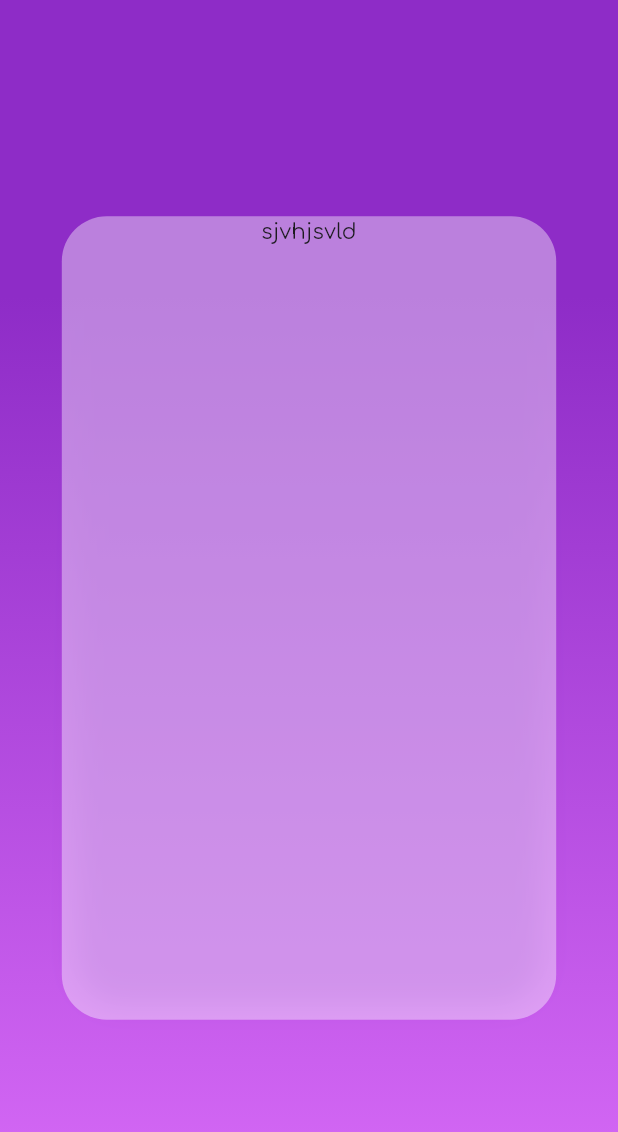
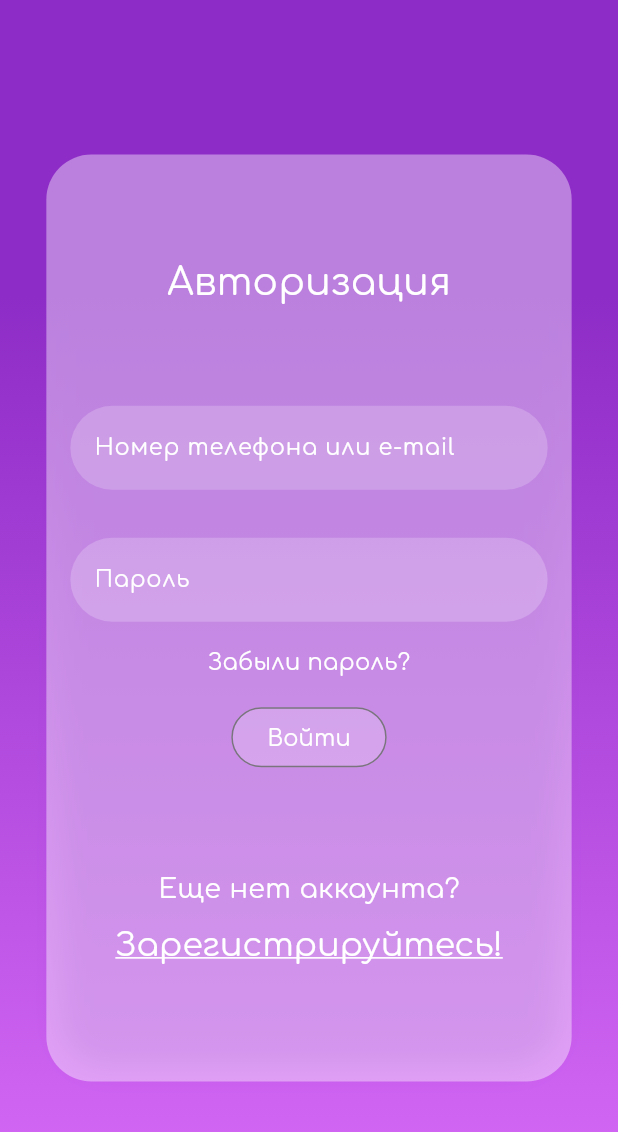
Before and after one commit to G3nD4/studies-mobile, a Flutter app: the screen it shows after launch, on a phone screen of 412 x 824 dp. Shown: the top 1132 px of the screen. Run offline on Flutter 3.47's test engine with Material 3 defaults, Android fonts, the phone set to English and light mode, and no system bars; our stand-ins replace bloc, cached_network_image, flutter_bloc, flutter_svg_provider.

Commit message:
fea[app]: completed login page

```diff
--- a/lib/auth/login_screen.dart
+++ b/lib/auth/login_screen.dart
@@ -1,25 +1,118 @@
+import 'dart:developer';
+
 import 'package:flutter/material.dart';
+import 'package:flutter/widgets.dart';
 
 import '../ui/themes/theme.dart';
 
-class LoginScreen extends StatelessWidget {
+class LoginScreen extends StatefulWidget {
   const LoginScreen({super.key});
+
+  @override
+  State<LoginScreen> createState() => _LoginScreenState();
+}
+
+class _LoginScreenState extends State<LoginScreen> {
+  // login could be either email or phone number
+  final TextEditingController _loginController = TextEditingController();
+  final TextEditingController _passwordController = TextEditingController();
+
+  @override
+  void dispose() {
+    _loginController.dispose();
+    _passwordController.dispose();
+    super.dispose();
+  }
 
   @override
   Widget build(BuildContext context) {
     return Container(
-      height: MediaQuery.of(context).size.height * 0.65,
-      width: MediaQuery.of(context).size.width * 0.8,
+      height: MediaQuery.of(context).size.height * 0.75,
+      width: MediaQuery.of(context).size.width * 0.85,
       decoration: BoxDecoration(
-        boxShadow: <BoxShadow>[
+        boxShadow: const <BoxShadow>[
           AppShadows.containerInnerLightShadow,
         ],
         color: AppColors.white.withOpacity(0.4),
         borderRadius: BorderRadius.circular(30.0),
       ),
       child: Column(
+        mainAxisAlignment: MainAxisAlignment.center,
+        crossAxisAlignment: CrossAxisAlignment.center,
         children: [
-          Text('sjvhjsvld'),
+          Text(
+            'Авторизация',
+            style: context.text.appTitle.copyWith(color: AppColors.white),
+          ),
+          const SizedBox(height: 64.0),
+          Padding(
+            padding: const EdgeInsets.symmetric(horizontal: 16.0),
+            child: TextFormField(
+              controller: _loginController,
+              decoration: AppInputDecorations.defaultInputDecoration(
+                  fillColor: AppColors.white.withOpacity(0.2),
+                  hintStyle:
+                      context.text.labelStyle.copyWith(color: AppColors.white),
+                  hintText: 'Номер телефона или e-mail'),
+            ),
+          ),
+          paddingVerticalLarge,
+          Padding(
+            padding: const EdgeInsets.symmetric(horizontal: 16.0),
+            child: TextFormField(
+              obscureText: true,
+              controller: _passwordController,
+              decoration: AppInputDecorations.defaultInputDecoration(
+                fillColor: AppColors.white.withOpacity(0.2),
+                hintStyle:
+                    context.text.labelStyle.copyWith(color: AppColors.white),
+                hintText: 'Пароль',
+              ),
+            ),
+          ),
+          paddingVerticalMedium,
+          GestureDetector(
+            onTap: () {
+              log('Button "Забыли пароль?" pressed.', name: 'LoginScreen');
+            },
+            child: Text(
+              'Забыли пароль?',
+              style: context.text.labelStyle.copyWith(color: AppColors.white),
+            ),
+          ),
+          paddingVerticalMedium,
+          AppButtonDecorations.defaultButtonDecoration(
+            color: AppColors.white.withOpacity(0.2),
+            onPressed: () {
+              log('Button "Войти" pressed.', name: 'LoginScreen');
+            },
+            child: Text(
+              'Войти',
+              style: context.text.labelStyle.copyWith(color: AppColors.white),
+            ),
+          ),
+          const SizedBox(height: 64.0),
+          Text(
+            'Еще нет аккаунта?',
+            style: context.text.appDescription.copyWith(
+              color: AppColors.white,
+              fontSize: 18.0,
+            ),
+          ),
+          TextButton(
+            onPressed: () {
+              log('Button "Зарегистрироваться" pressed.', name: 'LoginScreen');
+            },
+            child: Text(
+              'Зарегистрируйтесь!',
+              style: context.text.appTitle.copyWith(
+                color: AppColors.white,
+                fontSize: 22.0,
+                decoration: TextDecoration.underline,
+                decorationColor: AppColors.white,
+              ),
+            ),
+          ),
         ],
       ),
     );
--- a/lib/ui/themes/src/constants.dart
+++ b/lib/ui/themes/src/constants.dart
@@ -81,3 +81,42 @@ const paddingHorizontalTiny = SizedBox(width: 4.0);
 const paddingHorizontalSmall = SizedBox(width: 8.0);
 const paddingHorizontalMedium = SizedBox(width: 16.0);
 const paddingHorizontalLarge = SizedBox(width: 32.0);
+
+// input decorations for text fields
+abstract class AppInputDecorations {
+  static defaultInputDecoration({
+    Color fillColor = AppColors.white,
+    String? hintText,
+    TextStyle? hintStyle,
+    Icon? prefixIcon,
+  }) =>
+      InputDecoration(
+        filled: true,
+        fillColor: fillColor,
+        border: OutlineInputBorder(
+          borderRadius: BorderRadius.circular(30.0),
+          borderSide: BorderSide.none,
+        ),
+        hintText: hintText ?? 'Поиск',
+        hintStyle: hintStyle,
+        prefixIcon: prefixIcon,
+      );
+}
+
+abstract class AppButtonDecorations {
+  static defaultButtonDecoration({
+    required Widget child,
+    required void Function() onPressed,
+    Color? color,
+  }) =>
+      OutlinedButton(
+        onPressed: onPressed,
+        style: OutlinedButton.styleFrom(
+          backgroundColor: color ?? AppColors.white,
+          shape: RoundedRectangleBorder(
+            borderRadius: BorderRadius.circular(30.0),
+          ),
+        ),
+        child: child,
+      );
+}
```
